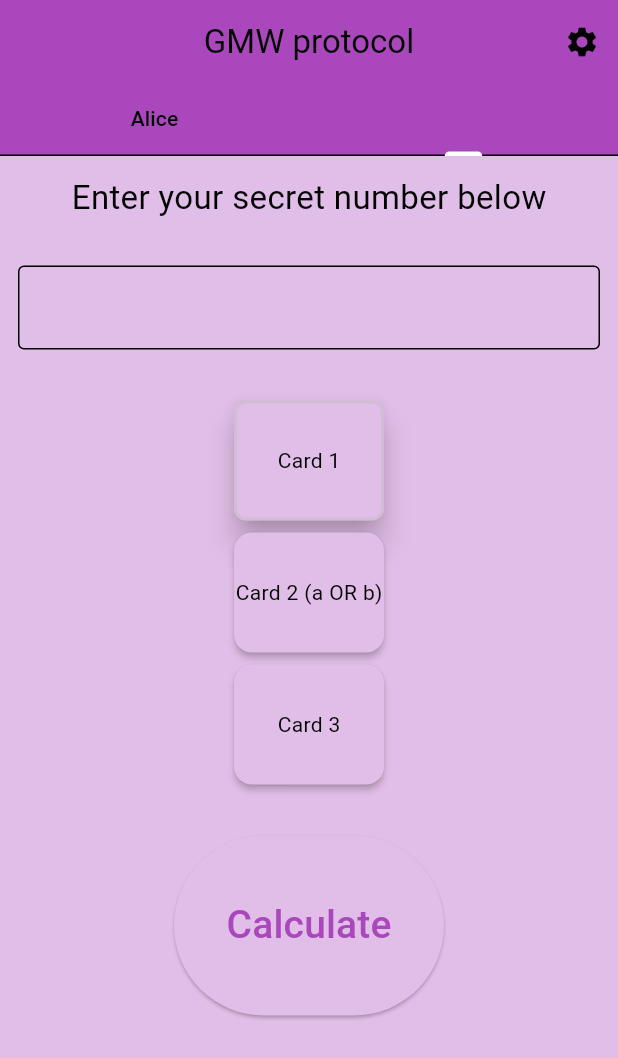
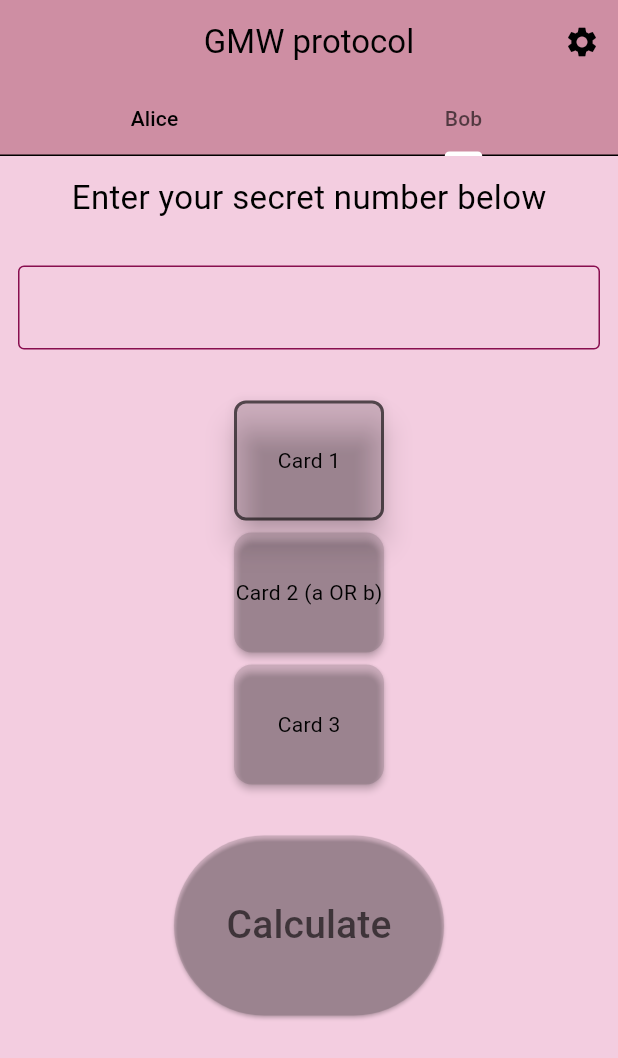
Before and after one commit to Gandochas/gmw-protocol, a Flutter app: the screen it shows after launch, tab 2 chosen, after a tap on "Calculate", on a phone screen of 412 x 824 dp. Shown: the top 1058 px of the screen. Run offline on Flutter 3.47's test engine with Material 3 defaults, Android fonts, the phone set to English and light mode, and no system bars; our stand-ins replace shared_preferences; statements that could not run were skipped.

Commit message:
some code clean up and theme adjustments

```diff
--- a/lib/core/theme/theme.dart
+++ b/lib/core/theme/theme.dart
@@ -2,7 +2,11 @@ import 'package:flutter/material.dart';
 
 final lightMode = ThemeData(
   brightness: Brightness.light,
-  colorScheme: ColorScheme.light(surface: Colors.purple[100]!, primary: Colors.purple[400]!),
+  colorScheme: ColorScheme.light(
+    surface: const Color.fromARGB(255, 243, 205, 224),
+    primary: const Color.fromARGB(255, 206, 142, 163),
+    outline: Colors.pink[900],
+  ),
 );
 
 final darkMode = ThemeData(
--- a/lib/presentation/pages/home.dart
+++ b/lib/presentation/pages/home.dart
@@ -31,9 +31,10 @@ class HomePage extends StatelessWidget {
           actions: [
             IconButton(onPressed: () => unawaited(_openSettingsMenu(context)), icon: const Icon(Icons.settings)),
           ],
-          bottom: const TabBar(tabs: [Tab(text: 'Alice'), Tab(text: 'Bob')]),
+          bottom: TabBar(tabs: const [Tab(text: 'Alice'), Tab(text: 'Bob')], labelColor: Theme.of(context).hintColor),
         ),
         body: const TabBarView(children: [AliceScreen(), BobScreen()]),
+        backgroundColor: Theme.of(context).scaffoldBackgroundColor,
       ),
     );
   }
@@ -148,13 +149,14 @@ class _AliceScreenState extends State<AliceScreen> with AutomaticKeepAliveClient
             const SizedBox(height: 30),
             ElevatedButton(
               onPressed: () {
-                _protocolController.aliceCalculate(_aliceSecretController.text, _selectedCircuit);
+                unawaited(_protocolController.aliceCalculate(_aliceSecretController.text, _selectedCircuit));
               },
-              style: const ButtonStyle(fixedSize: WidgetStatePropertyAll(Size(180, 120))),
-              child: const Text('Calculate', style: TextStyle(fontSize: 26)),
+              style: ButtonStyle(
+                fixedSize: const WidgetStatePropertyAll(Size(180, 120)),
+                backgroundColor: WidgetStatePropertyAll(Theme.of(context).focusColor),
+              ),
+              child: Text('Calculate', style: TextStyle(fontSize: 26, color: Theme.of(context).hintColor)),
             ),
-            // const SizedBox(height: 30),
-            // Text('Текущий статус: ${_protocolController.status}'),
             const SizedBox(height: 30),
             if (_protocolController.aliceResult != null) Text('Alice output: ${_protocolController.aliceResult}'),
           ],
@@ -268,10 +270,13 @@ class _BobScreenState extends State<BobScreen> with AutomaticKeepAliveClientMixi
             const SizedBox(height: 30),
             ElevatedButton(
               onPressed: () {
-                _protocolController.bobCalculate(_bobSecretController.text, _selectedCircuit);
+                unawaited(_protocolController.bobCalculate(_bobSecretController.text, _selectedCircuit));
               },
-              style: const ButtonStyle(fixedSize: WidgetStatePropertyAll(Size(180, 120))),
-              child: const Text('Calculate', style: TextStyle(fontSize: 26)),
+              style: ButtonStyle(
+                fixedSize: const WidgetStatePropertyAll(Size(180, 120)),
+                backgroundColor: WidgetStatePropertyAll(Theme.of(context).focusColor),
+              ),
+              child: Text('Calculate', style: TextStyle(fontSize: 26, color: Theme.of(context).hintColor)),
             ),
             // const SizedBox(height: 30),
             // Text('Текущий статус: ${_protocolController.status}'),
@@ -294,10 +299,11 @@ class CircuitCard extends StatelessWidget {
   Widget build(BuildContext context) {
     return Card(
       elevation: isSelected ? 8 : 2,
+      color: Theme.of(context).focusColor,
       shape:
           isSelected
               ? RoundedRectangleBorder(
-                side: BorderSide(color: Theme.of(context).highlightColor, width: 2),
+                side: BorderSide(color: Theme.of(context).hintColor, width: 2),
                 borderRadius: BorderRadius.circular(8),
               )
               : null,
```
